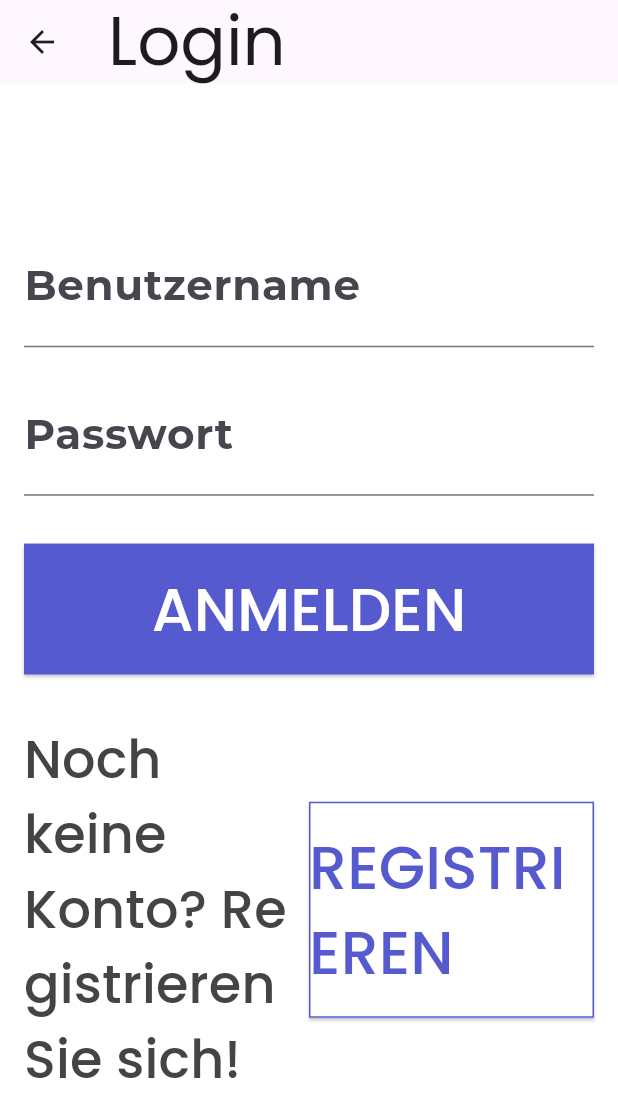
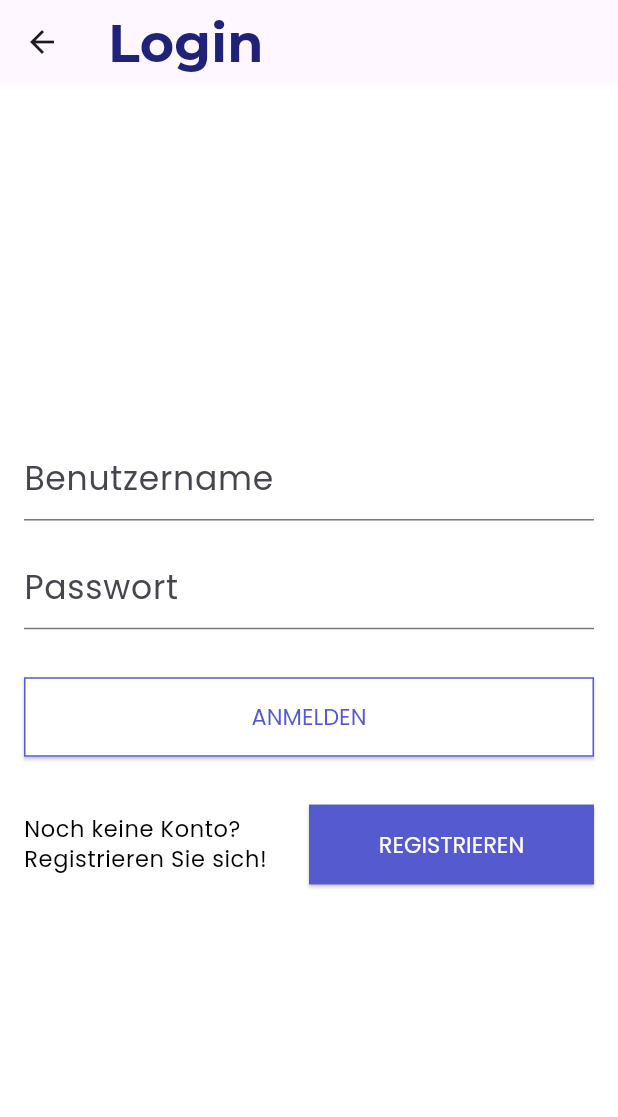
Before and after one commit to veroscsj4/app-for-public-health, a Flutter app: the screen it shows after launch, after a tap on "ANMELDEN", on a phone screen of 412 x 824 dp. Shown: the top 1117 px of the screen. Run offline on Flutter 3.47's test engine with Material 3 defaults, Android fonts, the phone set to English and light mode, and no system bars; our stand-ins replace get, google_fonts.

Commit message:
Anpassungen Design (damit alles in einem Ort ist)

```diff
--- a/mobile_app_for_public_health/lib/src/constants/styles.dart
+++ b/mobile_app_for_public_health/lib/src/constants/styles.dart
@@ -7,7 +7,7 @@ const primaryColor = Color(0xFF565ACF);
 const secondaryColor = Color(0xFFF17732);
 const blackColor = Color(0xFF000000);
 const whiteColor = Color(0xFFFFFFFF);
-const textColor = Color(0xFF444444);
+const textColor = Color.fromARGB(255, 0, 0, 0);
 const titleColor = Color(0xFF1F2278);
 
 /* Sizes */
@@ -21,30 +21,74 @@ class AppTheme {
     scaffoldBackgroundColor: whiteColor,
     brightness: Brightness.light,
     textTheme: TextTheme(
-      bodyLarge: GoogleFonts.montserrat(
+      bodyLarge: GoogleFonts.poppins(
+        color: textColor,
+        fontSize: 22,
+        fontWeight: FontWeight.normal,
+      ),
+      bodyMedium: GoogleFonts.poppins(
+        color: textColor,
+        fontSize: 18,
+        fontWeight: FontWeight.normal,
+      ),
+      bodySmall: GoogleFonts.poppins(
+        color: textColor,
+        fontSize: 15,
+        fontWeight: FontWeight.normal,
+      ),
+      headlineLarge: GoogleFonts.montserrat(
         color: titleColor,
-        fontSize: 28,
+        fontSize: 50,
         fontWeight: FontWeight.bold,
       ),
-       bodyMedium: GoogleFonts.montserrat(
+      headlineMedium: GoogleFonts.montserrat(
         color: titleColor,
-        fontSize: 20,
+        fontSize: 45,
         fontWeight: FontWeight.bold,
       ),
-       bodySmall: GoogleFonts.montserrat(
+      headlineSmall: GoogleFonts.montserrat(
         color: titleColor,
-        fontSize: 18,
+        fontSize: 40,
         fontWeight: FontWeight.bold,
       ),
-      headlineLarge: GoogleFonts.poppins(color: textColor, fontSize: 50),
-      headlineMedium: GoogleFonts.poppins(color: textColor, fontSize: 45),
-      headlineSmall: GoogleFonts.poppins(color: textColor, fontSize: 40),
-      titleLarge: GoogleFonts.poppins(color: textColor, fontSize: 45),
-      titleMedium: GoogleFonts.poppins(color: textColor, fontSize: 40),
-      titleSmall: GoogleFonts.poppins(color: textColor, fontSize: 35),
+      titleLarge: GoogleFonts.montserrat(
+        color: titleColor,
+        fontSize: 45,
+        fontWeight: FontWeight.bold,
+      ),
+      titleMedium: GoogleFonts.montserrat(
+        color: titleColor,
+        fontSize: 40,
+        fontWeight: FontWeight.bold,
+      ),
+      titleSmall: GoogleFonts.montserrat(
+        color: titleColor,
+        fontSize: 35,
+        fontWeight: FontWeight.bold,
+      ),
       labelLarge: GoogleFonts.poppins(color: textColor, fontSize: 40),
       labelMedium: GoogleFonts.poppins(color: textColor, fontSize: 35),
       labelSmall: GoogleFonts.poppins(color: textColor, fontSize: 30),
     ),
+    outlinedButtonTheme: OutlinedButtonThemeData(
+      style: OutlinedButton.styleFrom(
+        shape: RoundedRectangleBorder(),
+        side: BorderSide(color: primaryColor),
+        backgroundColor: whiteColor,
+        padding: EdgeInsets.symmetric(vertical: buttonHeight),
+        textStyle: TextStyle(fontSize: 15, fontFamily: 'poppins'),
+        foregroundColor: primaryColor,
+      ),
+    ),
+    elevatedButtonTheme: ElevatedButtonThemeData(
+      style: ElevatedButton.styleFrom(
+      shape: const RoundedRectangleBorder(),
+      foregroundColor: whiteColor,
+      backgroundColor: primaryColor,
+      side: const BorderSide(color: primaryColor),
+      padding: const EdgeInsets.symmetric(vertical: buttonHeight),
+      textStyle: TextStyle(fontSize: 15, fontFamily: 'poppins'),
+      ),
+    ),
   );
 }
--- a/mobile_app_for_public_health/lib/src/screens/welcome/login.dart
+++ b/mobile_app_for_public_health/lib/src/screens/welcome/login.dart
@@ -18,7 +18,8 @@ class _LoginScreenState extends State<LoginScreen> {
   Widget build(BuildContext context) {
     return Scaffold(
       appBar: AppBar(
-        title: const Text('Login'),
+        title: Text('Login',
+        style: Theme.of(context).textTheme.titleSmall,),
       ),
       body: Padding(
           padding: const EdgeInsets.all(16.0),
@@ -28,12 +29,14 @@ class _LoginScreenState extends State<LoginScreen> {
               TextField(
                 controller: _usernameController,
                 decoration: const InputDecoration(labelText: 'Benutzername'),
+                style: Theme.of(context).textTheme.bodySmall,
               ),
               const SizedBox(height: 16.0),
               TextField(
                 controller: _passwordController,
                 obscureText: true,
                 decoration: const InputDecoration(labelText: 'Passwort'),
+                style: Theme.of(context).textTheme.bodySmall,
               ),
               const SizedBox(height: 32.0),
               Row(
@@ -47,13 +50,7 @@ class _LoginScreenState extends State<LoginScreen> {
                           String password = _passwordController.text;
                           print('Benutzername: $username, Passwort: $password');
                         },
-                        style: OutlinedButton.styleFrom(
-                          shape: const RoundedRectangleBorder(),
-                          foregroundColor: whiteColor,
-                          backgroundColor: primaryColor,
-                          side: const BorderSide(color: primaryColor),
-                          padding: const EdgeInsets.symmetric(vertical: buttonHeight),
-                        ),
+                        style: Theme.of(context).outlinedButtonTheme.style,
                         child: Text("Anmelden".toUpperCase())),
                   ),
                 ],
@@ -63,20 +60,13 @@ class _LoginScreenState extends State<LoginScreen> {
                 children: [
                   Expanded(
                     child: Text('Noch keine Konto? Registrieren Sie sich!',
-                        style: Theme.of(context).textTheme.titleSmall),
+                        style: Theme.of(context).textTheme.bodySmall),
                   ),
                   const SizedBox(height: 32.0),
                   Expanded(
                       child: ElevatedButton(
                           onPressed: () {},
-                          style: OutlinedButton.styleFrom(
-                            shape: const RoundedRectangleBorder(),
-                            foregroundColor: primaryColor,
-                            backgroundColor: whiteColor,
-                            side: const BorderSide(color: primaryColor),
-                            padding:
-                                const EdgeInsets.symmetric(vertical: buttonHeight),
-                          ),
+                          style: Theme.of(context).elevatedButtonTheme.style,
                           child: Text("Registrieren".toUpperCase()))),
                 ],
               )
--- a/mobile_app_for_public_health/lib/src/screens/welcome/welcome.dart
+++ b/mobile_app_for_public_health/lib/src/screens/welcome/welcome.dart
@@ -20,12 +20,12 @@ class WelcomePage extends StatelessWidget {
               children: [
                 Text(
                   "Willkommen",
-                  style: Theme.of(context).textTheme.bodyLarge,
+                  style: Theme.of(context).textTheme.headlineMedium,
                   textAlign: TextAlign.center,
                 ),
                 Text(
                   "Lorem ipsum dolor sit amet",
-                  style: Theme.of(context).textTheme.titleSmall,
+                  style: Theme.of(context).textTheme.bodySmall,
                   textAlign: TextAlign.center,
                 ),
               ],
@@ -37,13 +37,7 @@ class WelcomePage extends StatelessWidget {
                     onPressed: () {
                       Get.to(()=>const LoginScreen());
                     },
-                    style: OutlinedButton.styleFrom(
-                      shape: const RoundedRectangleBorder(),
-                      foregroundColor: primaryColor,
-                      backgroundColor: whiteColor,
-                      side: const BorderSide(color: primaryColor),
-                      padding: const EdgeInsets.symmetric(vertical: buttonHeight),
-                    ),
+                    style: Theme.of(context).outlinedButtonTheme.style,
                     child: Text("Anmelden".toUpperCase()),
                   ),
                 ),
@@ -53,13 +47,7 @@ class WelcomePage extends StatelessWidget {
                 Expanded(
                   child: ElevatedButton(
                       onPressed: () {},
-                      style: OutlinedButton.styleFrom(
-                        shape: const RoundedRectangleBorder(),
-                        foregroundColor: whiteColor,
-                        backgroundColor: primaryColor,
-                        side: const BorderSide(color: primaryColor),
-                        padding: const EdgeInsets.symmetric(vertical: buttonHeight),
-                      ),
+                      style: Theme.of(context).elevatedButtonTheme.style,
                       child: Text("Registrieren".toUpperCase())
                   ),
                 ),
```
